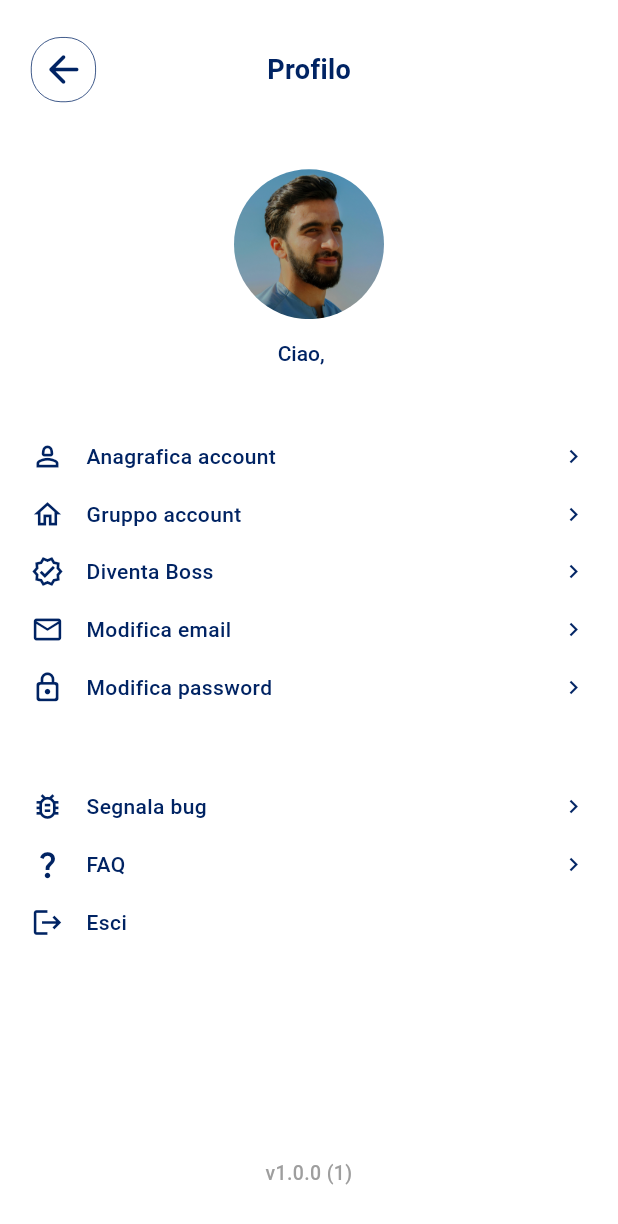
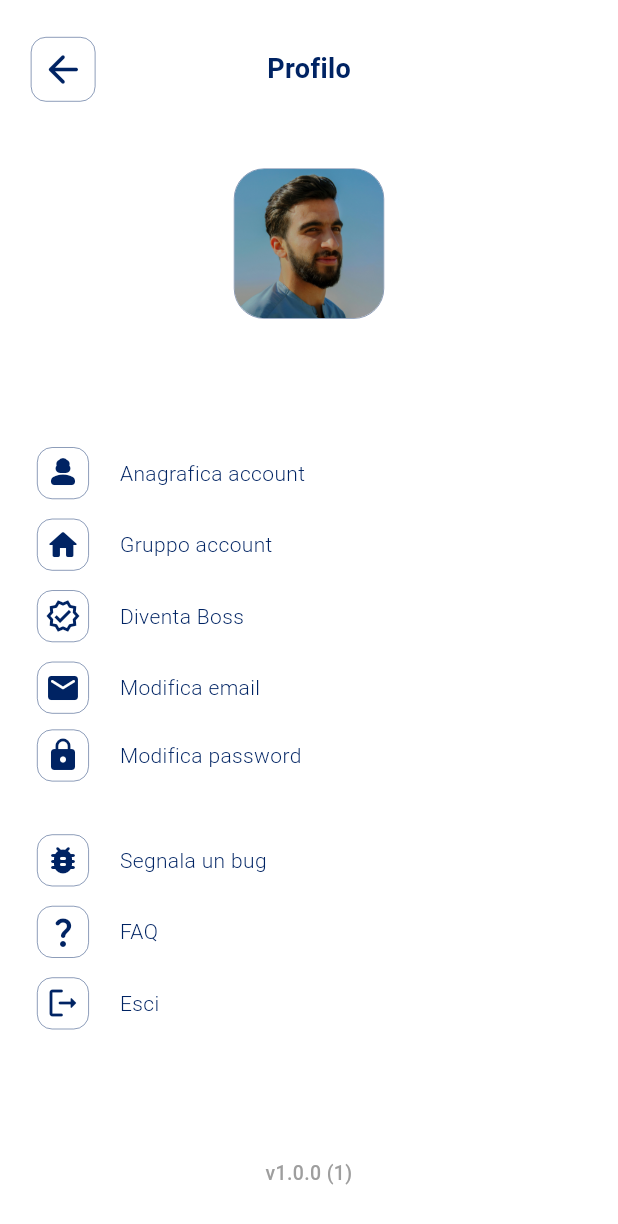
Before and after one commit to Geremia98/MGSApp, a Flutter app: the PersonalScreen screen opened directly, on a phone screen of 412 x 824 dp. Shown: the top 1224 px of the screen. Run offline on Flutter 3.47's test engine with Material 3 defaults, Android fonts, the phone set to English and light mode, and no system bars; our stand-ins replace cached_network_image, cloud_firestore, cloud_functions, dotted_border, firebase_auth, firebase_core and 7 more; missing offline and left inert: flutter_stripe; accounts and stored records are empty; Roboto replaces fonts that are missing (Montserrat); project files that could hold a hidden picture were left out.

Commit message:
Geremia fixate un po' di cose

```diff
--- a/lib/screens/login_screens/change_password_screen.dart
+++ b/lib/screens/login_screens/change_password_screen.dart
@@ -58,7 +58,7 @@ class _ChangePasswordScreenState extends State<ChangePasswordScreen> {
                 ),
                 Center(
                   child: Text(
-                    'Inserisci la tua nuova password. E\' possibile, per motivi di sicurezza, venga richiesto di rieffettuare il login prima di poterla modificare.',
+                    'Inserisci la tua nuova password. È possibile che, per motivi di sicurezza, venga richiesto di rieffettuare il login prima di poterla modificare.',
                     textAlign: TextAlign.center,
                     style: TextStyle(
                       fontSize: appConfig.getWidth() * 3.5,
--- a/lib/screens/main_screens/home_screen.dart
+++ b/lib/screens/main_screens/home_screen.dart
@@ -94,7 +94,7 @@ class _HomeScreenState extends State<HomeScreen> {
                           AsyncSnapshot<List<EventModel>> snap) {
                         if (snap.connectionState == ConnectionState.done &&
                             (snap.data == null || snap.data!.isEmpty)) {
-                          return SizedBox(
+                          return const SizedBox(
                             child: Text('Nessun evento'),
                           );
                         }
@@ -146,7 +146,7 @@ class _HomeScreenState extends State<HomeScreen> {
                       AsyncSnapshot<List<EventModel>> snap) {
                     if (snap.connectionState == ConnectionState.done &&
                         (snap.data == null || snap.data!.isEmpty)) {
-                      return SizedBox(
+                      return const SizedBox(
                         child: Text('Nessun evento'),
                       );
                     }
--- a/lib/screens/main_screens/personal_screen.dart
+++ b/lib/screens/main_screens/personal_screen.dart
@@ -10,15 +10,10 @@ import 'package:mgs_app2/screens/registration_screens/registration_controller.da
 import 'package:mgs_app2/screens/report_bug/report_bug_category_screen.dart';
 import 'package:mgs_app2/utilities/app_config.dart';
 import 'package:mgs_app2/utilities/constants_dimensions.dart';
-import 'package:mgs_app2/utilities/constants_strings.dart';
-import 'package:mgs_app2/utilities/my_colors.dart';
 import 'package:mgs_app2/widgets/button.dart';
 import 'package:mgs_app2/widgets/buttons.dart';
+import 'package:mgs_app2/widgets/home_page_widgets/home_screen_drawer.dart';
 import 'package:mgs_app2/widgets/home_page_widgets/my_profile_pic.dart';
-import 'package:mgs_app2/widgets/personal_page_widgets/my_big_async_button.dart';
-import 'package:mgs_app2/widgets/personal_page_widgets/my_squared_icon_button.dart';
-import 'package:mgs_app2/widgets/personal_page_widgets/selector_for_personal_screen.dart';
-import 'package:mgs_app2/widgets/registration_screens_widgets/my_date_picker.dart';
 import 'package:package_info_plus/package_info_plus.dart';
 
 import '../../services/firebase/auth.dart';
@@ -126,7 +121,7 @@ class PersonalScreenState extends State<PersonalScreen> {
                         appConfig: appConfig,
                         title: 'Profilo',
                       ),
-                      SizedBox(
+                      const SizedBox(
                         height: 20,
                       ),
                       Column(
@@ -135,8 +130,8 @@ class PersonalScreenState extends State<PersonalScreen> {
                         children: [
                           MyProfilePicture(
                             appConfig: appConfig,
-                            borderRadius: 100,
-                            borderThickness: 0,
+                            borderRadius: 20,
+                            borderThickness: 0.3,
                             dimension: appConfig.isTablet() ? 200 : 100,
                           ),
                           SizedBox(
@@ -150,15 +145,9 @@ class PersonalScreenState extends State<PersonalScreen> {
                                 text: TextSpan(
                                   children: [
                                     TextSpan(
-                                      text: 'Ciao,  ',
-                                      style: textStyleEventCardTitle(context)
-                                          .copyWith(
-                                              fontWeight: FontWeight.w500),
-                                    ),
-                                    TextSpan(
                                       text:
                                           '${UserModel.name} ${UserModel.surname}',
-                                      style: textStyleEventCardTitle(context),
+                                      style: textStyleTitle(context),
                                     ),
                                   ],
                                 ),
@@ -179,11 +168,14 @@ class PersonalScreenState extends State<PersonalScreen> {
                           SizedBox(
                             height: appConfig.isTablet() ? appConfig.getHeight() * 10 : appConfig.getHeight() * 5,
                           ),
-                          _buildRowFor(
-                            Icons.person_2_outlined,
-                            'Anagrafica account',
-                            appConfig.getTheme().secondaryHeaderColor,
-                            () async {
+
+                        ItemForMenu(
+              appConfig: appConfig,
+              height: appConfig.getHeight()*80,
+              width: appConfig.getWidth()*100,
+              icon: Icons.person_3_rounded,
+              title: 'Anagrafica account',
+              onTap: () async {
                               await Navigator.push(
                                 context,
                                 MaterialPageRoute(
@@ -193,11 +185,13 @@ class PersonalScreenState extends State<PersonalScreen> {
                               setState(() {});
                             },
             ),
-                          _buildRowFor(
-                            Icons.home_outlined,
-                            'Gruppo account',
-                            appConfig.getTheme().secondaryHeaderColor,
-                            () async {
+            ItemForMenu(
+              appConfig: appConfig,
+              height: appConfig.getHeight()*80,
+              width: appConfig.getWidth()*100,
+              icon: Icons.home_rounded,
+              title: 'Gruppo account',
+              onTap: () async {
                               await Navigator.push(
                                 context,
                                 MaterialPageRoute(
@@ -209,11 +203,13 @@ class PersonalScreenState extends State<PersonalScreen> {
                             },
             ),
                           if (UserModel.bossCode.isEmpty)
-                            _buildRowFor(
-                              Icons.verified_outlined,
-                              'Diventa Boss',
-                              appConfig.getTheme().secondaryHeaderColor,
-                              () async {
+                          ItemForMenu(
+              appConfig: appConfig,
+              height: appConfig.getHeight()*80,
+              width: appConfig.getWidth()*100,
+              icon: Icons.verified_outlined,
+              title: 'Diventa Boss',
+              onTap: () async {
                                 await Navigator.push(
                                   context,
                                   MaterialPageRoute(
@@ -224,11 +220,13 @@ class PersonalScreenState extends State<PersonalScreen> {
                                 setState(() {});
                               },
             ),
-                          _buildRowFor(
-                            Icons.email_outlined,
-                            'Modifica email',
-                            appConfig.getTheme().secondaryHeaderColor,
-                            () async {
+                            ItemForMenu(
+              appConfig: appConfig,
+              height: appConfig.getHeight()*80,
+              width: appConfig.getWidth()*100,
+              icon: Icons.email_rounded,
+              title: 'Modifica email',
+              onTap: () async {
                               await Navigator.push(
                                 context,
                                 MaterialPageRoute(
@@ -237,11 +235,13 @@ class PersonalScreenState extends State<PersonalScreen> {
                               );
                             },
             ),
-                          _buildRowFor(
-                            Icons.lock_outline_rounded,
-                            'Modifica password',
-                            appConfig.getTheme().secondaryHeaderColor,
-                            () async {
+            ItemForMenu(
+              appConfig: appConfig,
+              height: appConfig.getHeight()*50,
+              width: appConfig.getWidth()*100,
+              icon: Icons.lock,
+              title: 'Modifica password',
+              onTap: () async {
                               await Navigator.push(
                                 context,
                                 MaterialPageRoute(
@@ -251,13 +251,15 @@ class PersonalScreenState extends State<PersonalScreen> {
                             },
             ),
                           SizedBox(
-                            height: appConfig.getHeight() * 5,
+                            height: appConfig.getHeight() * 3,
                           ),
-                          _buildRowFor(
-                            Icons.bug_report_outlined,
-                            'Segnala bug',
-                            appConfig.getTheme().secondaryHeaderColor,
-                            () async {
+                          ItemForMenu(
+              appConfig: appConfig,
+              height: appConfig.getHeight()*80,
+              width: appConfig.getWidth()*100,
+              icon: Icons.bug_report_rounded,
+              title: 'Segnala un bug',
+              onTap: () async {
                               await Navigator.push(
                                 context,
                                 MaterialPageRoute(
@@ -266,11 +268,13 @@ class PersonalScreenState extends State<PersonalScreen> {
                               );
                             },
             ),
-                          _buildRowFor(
-                            Icons.question_mark_outlined,
-                            'FAQ',
-                            appConfig.getTheme().secondaryHeaderColor,
-                            () async {
+            ItemForMenu(
+              appConfig: appConfig,
+              height: appConfig.getHeight()*80,
+              width: appConfig.getWidth()*100,
+              icon: Icons.question_mark_rounded,
+              title: 'FAQ',
+              onTap: () async {
                               await Navigator.push(
                                 context,
                                 MaterialPageRoute(
@@ -278,13 +282,15 @@ class PersonalScreenState extends State<PersonalScreen> {
                               );
                             },
             ),
-                          _buildRowFor(
-                            Icons.logout,
-                            'Esci',
-                            appConfig.getTheme().secondaryHeaderColor,
-                            () async {
+            ItemForMenu(
+              appConfig: appConfig,
+              height: appConfig.getHeight()*80,
+              width: appConfig.getWidth()*100,
+              icon: Icons.logout_rounded,
+              title: 'Esci',
+              onTap: () async {
                               final FirebaseAuthService authService =
-                                  FirebaseAuthService();
+                                  widget.authService ?? FirebaseAuthService();
                               await authService.signOut(context);
                               Navigator.of(context).push(
                                 MaterialPageRoute(
@@ -292,8 +298,8 @@ class PersonalScreenState extends State<PersonalScreen> {
                                 ),
                               );
                             },
-                            // logoutPanel,
             ),
+
                         ],
                       ),
                     ],
--- a/lib/screens/personal_screen/user_group_page.dart
+++ b/lib/screens/personal_screen/user_group_page.dart
@@ -4,10 +4,7 @@ import 'package:mgs_app2/models/user_firestore.dart';
 import 'package:mgs_app2/models/user_model.dart';
 import 'package:mgs_app2/utilities/app_config.dart';
 import 'package:mgs_app2/widgets/button.dart';
-import 'package:mgs_app2/widgets/registration_screens_widgets/my_date_picker.dart';
-import 'package:mgs_app2/widgets/registration_screens_widgets/my_segmented_button.dart';
 import 'package:mgs_app2/widgets/selector.dart';
-import 'package:mgs_app2/widgets/text_field.dart';
 
 import '../../utilities/constants_dimensions.dart';
 import '../../utilities/constants_strings.dart';
--- a/lib/screens/personal_screen/user_info_page.dart
+++ b/lib/screens/personal_screen/user_info_page.dart
@@ -181,7 +181,7 @@ class _UserInfoPageState extends State<UserInfoPage> {
                   }
                 },
               ),
-              SizedBox(height: 60),
+              const SizedBox(height: 60),
               if (!isInEditMode)
                 Center(
                   child: ButtonText(
--- a/lib/screens/report_bug/report_bug_screen.dart
+++ b/lib/screens/report_bug/report_bug_screen.dart
@@ -104,7 +104,7 @@ class _ReportBugScreenState extends State<ReportBugScreen> {
               const SizedBox(height: 16),
               Text(
                 'Perfavore descrivi il problema che stai riscontrando. '
-                'Il nostro team controllerà appena possibile.',
+                '\nIl nostro team controllerà appena possibile.',
                 style: Theme.of(context).textTheme.bodyMedium,
                 textAlign: TextAlign.left,
               ),
--- a/lib/widgets/button.dart
+++ b/lib/widgets/button.dart
@@ -255,7 +255,7 @@ TextStyle textStyleButton(BuildContext context) {
 TextStyle textStyleTitle(BuildContext context) {
   return TextStyle(
     fontSize: responsiveFontSize(context, fontSizeHuge,),
-    fontWeight: FontWeight.w700,
+    fontWeight: FontWeight.w500,
     color: AppConfig(context)
         .getTheme()
         .primaryColor,
@@ -272,10 +272,40 @@ TextStyle textStyleSubtitle(BuildContext context) {
   );
 }
 
+TextStyle textStyleItemMenu(BuildContext context) {
+  return TextStyle(
+    fontSize: responsiveFontSize(context, fontSizeMedium,),
+    fontWeight: FontWeight.w300,
+    color: AppConfig(context)
+        .getTheme()
+        .primaryColor,
+  );
+}
+
+TextStyle textStyleVediTutti(BuildContext context) {
+  return TextStyle(
+    fontSize: responsiveFontSize(context, fontSizeMedium,),
+    fontWeight: FontWeight.w400,
+    color: AppConfig(context)
+        .getTheme()
+        .primaryColor,
+  );
+}
+
+TextStyle textStyleHomePersonalRow(BuildContext context) {
+  return TextStyle(
+    fontSize: responsiveFontSize(context, fontSizeHuge,),
+    fontWeight: FontWeight.w500,
+    color: AppConfig(context)
+        .getTheme()
+        .primaryColor,
+  );
+}
+
 TextStyle textStyleEventCardTitle(BuildContext context) {
   return TextStyle(
     fontSize: responsiveFontSize(context, AppConfig(context).isTablet() ? fontSizeBig : fontSizeMedium),
-    fontWeight: FontWeight.w700,
+    fontWeight: FontWeight.w500,
     color: AppConfig(context)
         .getTheme()
         .secondaryHeaderColor,
@@ -285,7 +315,7 @@ TextStyle textStyleEventCardTitle(BuildContext context) {
 TextStyle textStyleEventCardSubtitle(BuildContext context) {
   return TextStyle(
     fontSize: responsiveFontSize(context, AppConfig(context).isTablet() ? fontSizeBig - 1 : fontSizeMedium - 1),
-    fontWeight: FontWeight.w500,
+    fontWeight: FontWeight.w300,
     color: AppConfig(context)
         .getTheme()
         .secondaryHeaderColor,
--- a/lib/widgets/buttons.dart
+++ b/lib/widgets/buttons.dart
@@ -36,10 +36,10 @@ class GoBackButton extends StatelessWidget {
               child: Container(
                 padding: EdgeInsets.all(appConfig.getWidth() * 1.5),
                 decoration: BoxDecoration(
-                  borderRadius: BorderRadius.circular(20),
+                  borderRadius: BorderRadius.circular(10),
                   border: getCustomBorder(
                     appConfig: appConfig,
-                    width: 0.5,
+                    width: 0.3,
                   ),
                 ),
                 child: Icon(
--- a/lib/widgets/home_page_widgets/eventi_mese_reminder.dart
+++ b/lib/widgets/home_page_widgets/eventi_mese_reminder.dart
@@ -88,7 +88,7 @@ class _EventiDelMeseReminder extends State<EventiDelMeseReminder> {
                 ],
                 border: getCustomBorder(
                   appConfig: appConfig,
-                  width: 0.5,
+                  width: 0.3,
                 ),
               ),
               child: Row(
--- a/lib/widgets/home_page_widgets/home_screen_drawer.dart
+++ b/lib/widgets/home_page_widgets/home_screen_drawer.dart
@@ -221,7 +221,7 @@ class ItemForMenu extends StatelessWidget {
                       BorderRadius.circular(10), // Bordi arrotondati
                   border: getCustomBorder(
                     appConfig: appConfig,
-                    width: 0.5,
+                    width: 0.3,
                   ),
                 ),
                 child: Icon(
@@ -236,13 +236,13 @@ class ItemForMenu extends StatelessWidget {
             style: isTitle
                 ? textStyleTitle(context)
                 : appConfig.isTablet()
-                    ? textStyleSubtitle(context).copyWith(
+                    ? textStyleItemMenu(context).copyWith(
                         fontSize: responsiveFontSize(
                           context,
                           fontSizeBig,
                         ),
                       )
-                    : textStyleSubtitle(context),
+                    : textStyleItemMenu(context),
           ),
         ],
       ),
--- a/lib/widgets/home_page_widgets/my_consigliati_card.dart
+++ b/lib/widgets/home_page_widgets/my_consigliati_card.dart
@@ -65,12 +65,12 @@ class MyConsigliatiCard extends StatelessWidget {
         padding: EdgeInsets.only(right: 15),
         child: Card(
           shape: RoundedRectangleBorder(
-            borderRadius: BorderRadius.circular(20),
+            borderRadius: BorderRadius.circular(10),
           ),
           child: Stack(children: [
             Positioned.fill(
               child: ClipRRect(
-                borderRadius: BorderRadius.circular(20),
+                borderRadius: BorderRadius.circular(10),
                 child: event == null
                     ? SizedBox()
                     : event!.image == null || event!.image!.downloadUrl == null
--- a/lib/widgets/home_page_widgets/my_events_card.dart
+++ b/lib/widgets/home_page_widgets/my_events_card.dart
@@ -88,7 +88,7 @@ class MyEventsCard extends StatelessWidget {
               ),
               margin: EdgeInsets.only(right: 20),
               child: ClipRRect(
-                borderRadius: BorderRadius.circular(20),
+                borderRadius: BorderRadius.circular(10),
                 child: event == null
                     ? SizedBox()
                     : event!.image == null || event!.image!.downloadUrl == null
--- a/lib/widgets/home_page_widgets/sort_of_app_bar.dart
+++ b/lib/widgets/home_page_widgets/sort_of_app_bar.dart
@@ -35,7 +35,7 @@ class SortOfAppBar extends StatelessWidget {
               borderRadius: BorderRadius.circular(
                   10), // Bordi arrotondati
               border: getCustomBorder(
-                width: 0.5,
+                width: 0.3,
                 appConfig: appConfig,
               ),
             ),
@@ -54,7 +54,7 @@ class SortOfAppBar extends StatelessWidget {
           ),
           child: MyProfilePicture(
             appConfig: appConfig,
-            borderThickness: 0.5,
+            borderThickness: 0.3,
             borderRadius: 10,
             dimension: appConfig.isTablet() ? 80 : 45,
             storageService: storageService,
--- a/lib/widgets/registration_screens_widgets/my_segmented_button.dart
+++ b/lib/widgets/registration_screens_widgets/my_segmented_button.dart
@@ -126,7 +126,7 @@ class _MyCustomSegmentedButtonState<T>
 
     return Material(
       color: isSelected
-          ? (widget.isEnabled ? theme.secondaryHeaderColor : Colors.grey.shade500)
+          ? (widget.isEnabled ? theme.secondaryHeaderColor : const Color.fromARGB(255, 202, 202, 202))
           : theme.scaffoldBackgroundColor,
       shape: RoundedRectangleBorder(
         borderRadius: BorderRadius.horizontal(
@@ -171,7 +171,7 @@ class _MyCustomSegmentedButtonState<T>
               color: isSelected
                   ? theme.scaffoldBackgroundColor
                   : theme.secondaryHeaderColor,
-              fontWeight: FontWeight.w600,
+              fontWeight: FontWeight.w500,
             ),
           ),
         ),
--- a/lib/widgets/text_field.dart
+++ b/lib/widgets/text_field.dart
@@ -162,7 +162,7 @@ TextStyle textStyleHint(BuildContext context) => TextStyle(
 
 TextStyle textStyleTextField(BuildContext context) => TextStyle(
       color: AppConfig(context).getTheme().secondaryHeaderColor,
-      fontWeight: FontWeight.w500,
+      fontWeight: FontWeight.w400,
       fontSize: responsiveFontSize(context, fontSizeMedium),
     );
 
```
Also changed, not shown: lib/screens/main_screens/all_events_screen.dart (+3 -16 lines), lib/screens/report_bug/report_bug_category_screen.dart (+10 -3 lines), lib/utilities/constants_strings.dart (+21 -5 lines), lib/widgets/home_page_widgets/my_personal_home_raw.dart (+4 -4 lines). Lines whose indentation alone changed are shown as unchanged.
